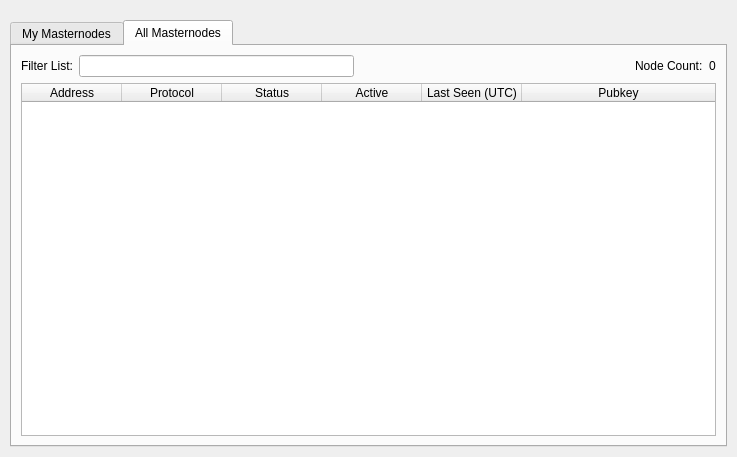
First picture: the form in src/qt/forms/masternodelist.ui, repository bringproject/bring, before the edit.
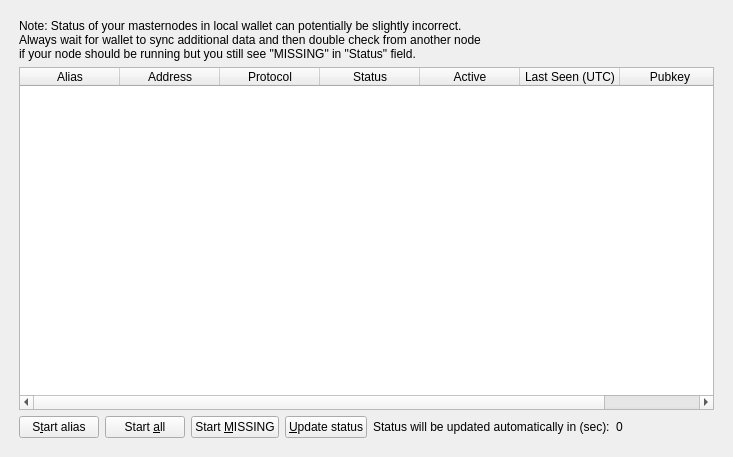
Second picture: the form after the edit. The open tabs and pages were chosen to show the change.

Diff of the .ui file:
```diff
--- a/src/qt/forms/masternodelist.ui
+++ b/src/qt/forms/masternodelist.ui
@@ -18,7 +18,7 @@
     <number>10</number>
    </property>
    <property name="topMargin">
-    <number>0</number>
+    <number>10</number>
    </property>
    <property name="rightMargin">
     <number>10</number>
@@ -27,28 +27,6 @@
     <number>10</number>
    </property>
    <item>
-    <layout class="QVBoxLayout" name="verticalLayout">
-     <property name="bottomMargin">
-      <number>0</number>
-     </property>
-     <item>
-      <spacer name="horizontalSpacer0">
-       <property name="orientation">
-        <enum>Qt::Horizontal</enum>
-       </property>
-       <property name="sizeHint" stdset="0">
-        <size>
-         <width>40</width>
-         <height>20</height>
-        </size>
-       </property>
-      </spacer>
-     </item>
-     <item>
-      <widget class="QTabWidget" name="tabWidget">
-       <property name="currentIndex">
-        <number>0</number>
-       </property>
        <widget class="QWidget" name="tabMyMasternodes">
         <attribute name="title">
          <string>My Masternodes</string>
@@ -242,116 +220,6 @@
          </item>
         </layout>
        </widget>
-       <widget class="QWidget" name="tabAllMasternodes">
-        <attribute name="title">
-         <string>All Masternodes</string>
-        </attribute>
-        <layout class="QGridLayout" name="gridLayout">
-         <item row="1" column="0">
-          <widget class="QTableWidget" name="tableWidgetMasternodes">
-           <property name="editTriggers">
-            <set>QAbstractItemView::NoEditTriggers</set>
-           </property>
-           <property name="alternatingRowColors">
-            <bool>true</bool>
-           </property>
-           <property name="selectionBehavior">
-            <enum>QAbstractItemView::SelectRows</enum>
-           </property>
-           <property name="sortingEnabled">
-            <bool>true</bool>
-           </property>
-           <attribute name="horizontalHeaderStretchLastSection">
-            <bool>true</bool>
-           </attribute>
-           <attribute name="ResizeMode">
-            <enum>QHeaderView::Interactive</enum>
-           </attribute>
-           <column>
-            <property name="text">
-             <string>Address</string>
-            </property>
-           </column>
-           <column>
-            <property name="text">
-             <string>Protocol</string>
-            </property>
-           </column>
-           <column>
-            <property name="text">
-             <string>Status</string>
-            </property>
-           </column>
-           <column>
-            <property name="text">
-             <string>Active</string>
-            </property>
-           </column>
-           <column>
-            <property name="text">
-             <string>Last Seen (UTC)</string>
-            </property>
-           </column>
-           <column>
-            <property name="text">
-             <string>Pubkey</string>
-            </property>
-           </column>
-          </widget>
-         </item>
-         <item row="0" column="0">
-          <layout class="QHBoxLayout" name="horizontalLayout_3">
-           <property name="bottomMargin">
-            <number>0</number>
-           </property>
-           <item>
-            <widget class="QLabel" name="label_filter">
-             <property name="text">
-              <string>Filter List:</string>
-             </property>
-            </widget>
-           </item>
-           <item>
-            <widget class="QLineEdit" name="filterLineEdit">
-             <property name="toolTip">
-              <string>Filter masternode list</string>
-             </property>
-            </widget>
-           </item>
-           <item>
-            <spacer name="horizontalSpacer_3">
-             <property name="orientation">
-              <enum>Qt::Horizontal</enum>
-             </property>
-             <property name="sizeHint" stdset="0">
-              <size>
-               <width>10</width>
-               <height>20</height>
-              </size>
-             </property>
-            </spacer>
-           </item>
-           <item>
-            <widget class="QLabel" name="label_count">
-             <property name="text">
-              <string>Node Count:</string>
-             </property>
-            </widget>
-           </item>
-           <item>
-            <widget class="QLabel" name="countLabel">
-             <property name="text">
-              <string>0</string>
-             </property>
-            </widget>
-           </item>
-          </layout>
-         </item>
-        </layout>
-       </widget>
-      </widget>
-     </item>
-    </layout>
    </item>
   </layout>
  </widget>
```
Lines whose indentation alone changed are shown as unchanged.
